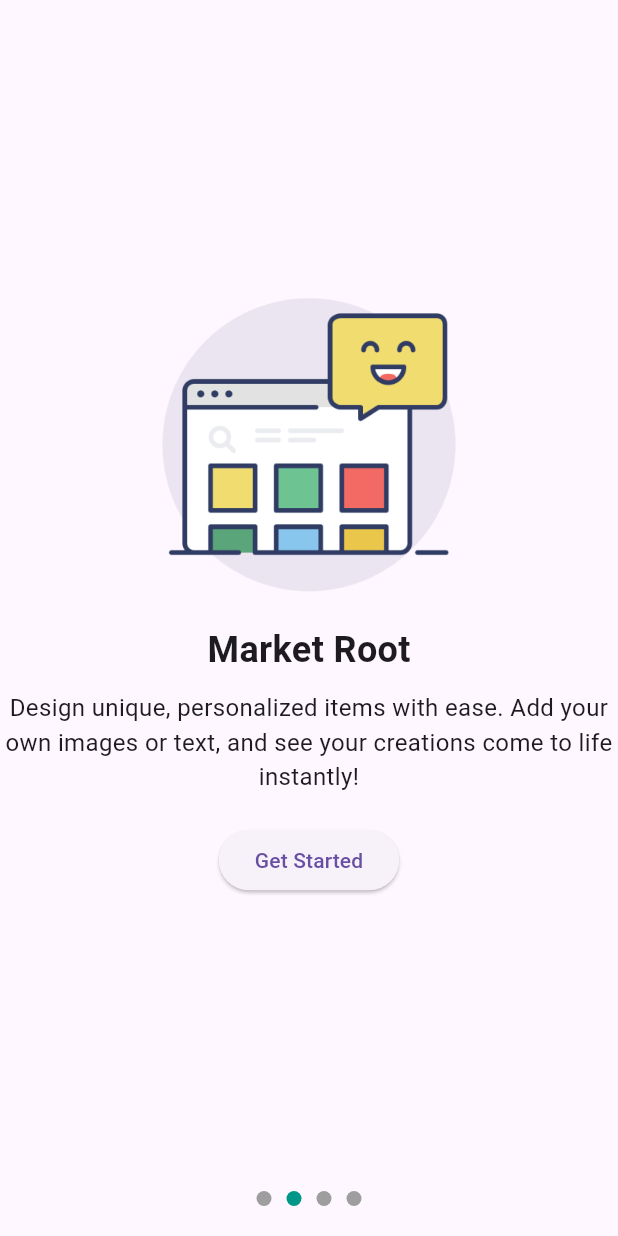
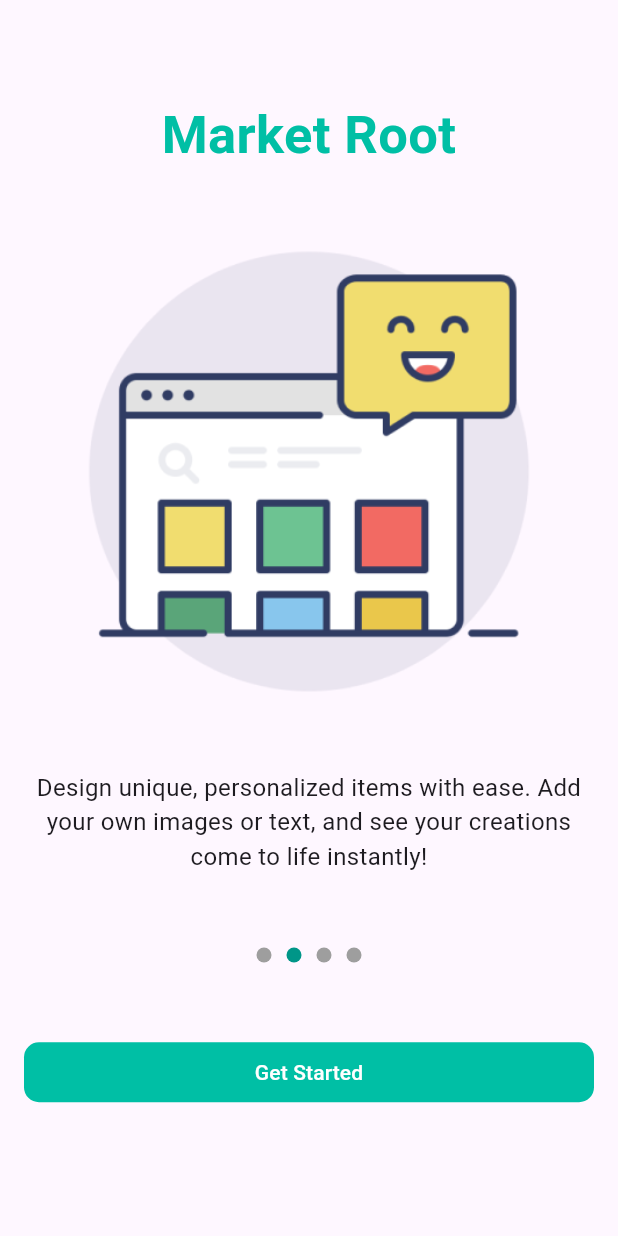
Before and after one commit to ali-mansour21/Market-Root, a Flutter app: the screen it shows after launch, after a tap on "Get Started", on a phone screen of 412 x 824 dp. Run offline on Flutter 3.47's test engine with Material 3 defaults, Android fonts, the light colour scheme and no system bars.

Commit message:
Update the splash duration and style the get started button

```diff
--- a/mobile/lib/main.dart
+++ b/mobile/lib/main.dart
@@ -12,7 +12,7 @@
   Widget build(BuildContext context) {
     return MaterialApp(
       title: 'Market Root',
-      routes: {'/': (context) => SplashScreen()},
+      routes: {'/': (context) => const SplashScreen()},
       debugShowCheckedModeBanner: false,
     );
   }
--- a/mobile/lib/screens/onboarding_screen.dart
+++ b/mobile/lib/screens/onboarding_screen.dart
@@ -75,15 +75,10 @@ class _OnboardingScreenState extends State<OnboardingScreen> {
                   title: data['title']!,
                   description: data['description']!,
                   onGetStarted: _onGetStarted,
+                  currentPage: _currentPage,
+                  totalPageCount: _onboardingData.length,
                 );
               },
-            ),
-          ),
-          Row(
-            mainAxisAlignment: MainAxisAlignment.center,
-            children: List.generate(
-              _onboardingData.length,
-              (index) => buildDot(index, context),
             ),
           ),
           const SizedBox(height: 20),
--- a/mobile/lib/screens/splash_screen.dart
+++ b/mobile/lib/screens/splash_screen.dart
@@ -13,10 +13,10 @@ class _SplashScreenState extends State<SplashScreen> {
   void initState() {
     super.initState();
     // Navigate to onboarding screen after a delay
-    Future.delayed(Duration(seconds: 1), () {
+    Future.delayed(const Duration(seconds: 2), () {
       Navigator.pushReplacement(
         context,
-        MaterialPageRoute(builder: (context) => OnboardingScreen()),
+        MaterialPageRoute(builder: (context) => const OnboardingScreen()),
       );
     });
   }
--- a/mobile/lib/widgets/onboarding_widget.dart
+++ b/mobile/lib/widgets/onboarding_widget.dart
@@ -4,47 +4,86 @@ class OnboardingWidget extends StatelessWidget {
   final String imagePath;
   final String title;
   final String description;
+  final int currentPage;
+  final int totalPageCount;
   final VoidCallback onGetStarted;
 
-  const OnboardingWidget({
-    super.key,
+  OnboardingWidget({
     required this.imagePath,
     required this.title,
     required this.description,
+    required this.currentPage,
+    required this.totalPageCount,
     required this.onGetStarted,
   });
 
   @override
   Widget build(BuildContext context) {
-    return Column(
-      mainAxisAlignment: MainAxisAlignment.center,
+    return Padding(
+      padding: const EdgeInsets.all(16.0),
+      child: Column(
+        mainAxisAlignment: MainAxisAlignment.spaceEvenly,
         children: [
-        Image.asset(
-          imagePath,
-          height: 200,
-        ),
-        const SizedBox(height: 20),
           Text(
             title,
             style: const TextStyle(
-            fontSize: 24,
+              fontSize: 35,
+              color: Color(0xFF00BFA5),
               fontWeight: FontWeight.bold,
             ),
+            textAlign: TextAlign.center,
           ),
-        SizedBox(height: 10),
+          Image.asset(
+            imagePath,
+            height: 300,
+          ),
           Text(
             description,
             textAlign: TextAlign.center,
-          style: TextStyle(
+            style: const TextStyle(
               fontSize: 16,
             ),
           ),
-        SizedBox(height: 20),
-        ElevatedButton(
+          Row(
+            mainAxisAlignment: MainAxisAlignment.center,
+            children: List.generate(
+              totalPageCount,
+              (index) => buildDot(index, context),
+            ),
+          ),
+          SizedBox(
+            width: double.infinity,
+            child: TextButton(
               onPressed: onGetStarted,
-          child: Text('Get Started'),
+              style: ButtonStyle(
+                backgroundColor:
+                    MaterialStateProperty.all(const Color(0xFF00BFA5)),
+                shape: MaterialStateProperty.all(
+                  RoundedRectangleBorder(
+                    borderRadius: BorderRadius.circular(10),
+                  ),
+                ),
+              ),
+              child: const Text(
+                'Get Started',
+                style: TextStyle(color: Colors.white),
+              ),
+            ),
           ),
         ],
+      ),
+    );
+  }
+
+  Widget buildDot(int index, BuildContext context) {
+    return Container(
+      height: 10,
+      width: 10,
+      margin: EdgeInsets.symmetric(horizontal: 5),
+      decoration: BoxDecoration(
+        color: currentPage == index ? Colors.teal : Colors.grey,
+        shape: BoxShape.circle,
+      ),
     );
   }
 }
```
Lines whose indentation alone changed are shown as unchanged.
